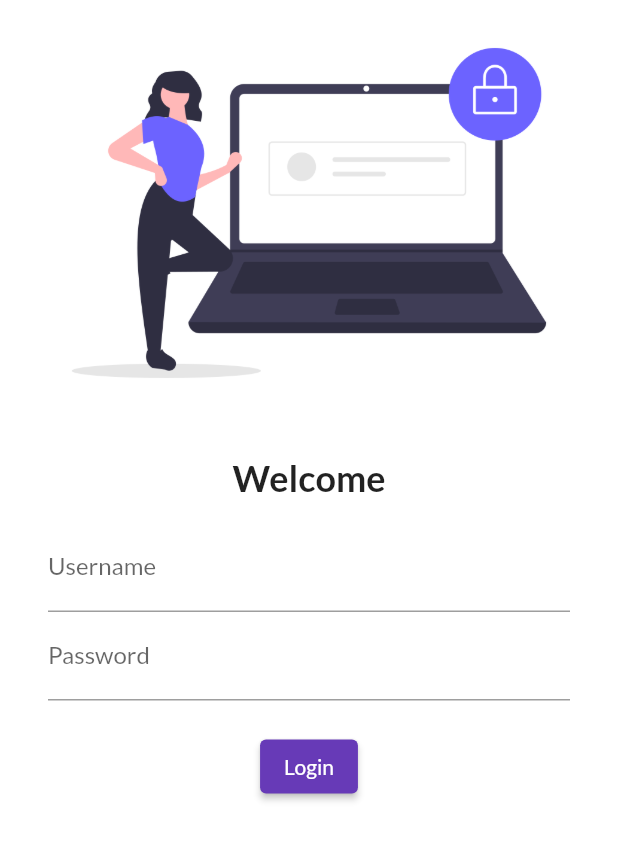
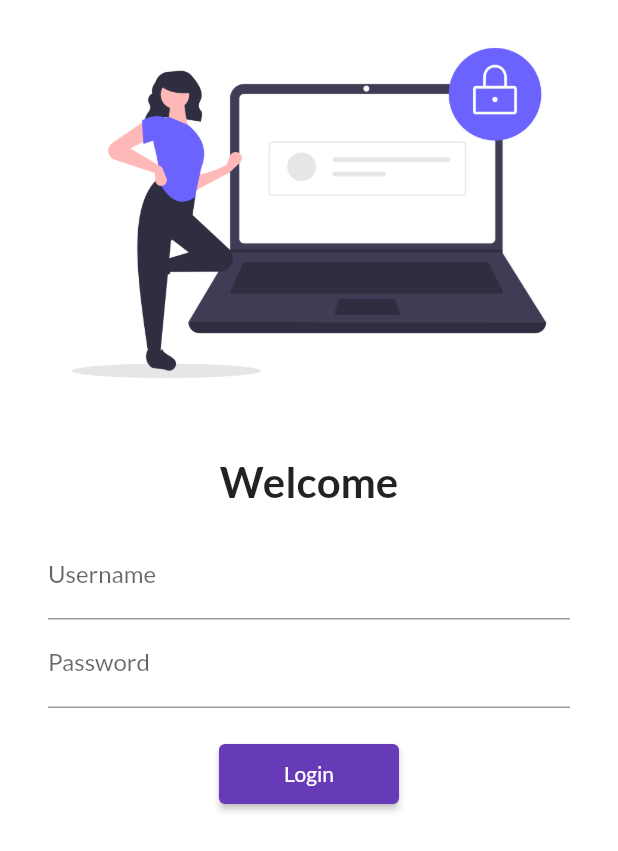
Before and after one commit to sarthakroy988/learnFlutter, a Flutter app: the screen it shows after launch, on a phone screen of 412 x 824 dp. Shown: the top 851 px of the screen. Run offline on Flutter 3.47's test engine with Material 2 defaults, Android fonts, the phone set to English and light mode, and no system bars; our stand-ins replace google_fonts.

```diff
--- a/lib/main.dart
+++ b/lib/main.dart
@@ -2,6 +2,7 @@ import "package:flutter/material.dart";
 import 'package:flutter_catalog/pages/home_page.dart';
 import 'package:flutter_catalog/pages/login_page.dart';
 import 'package:google_fonts/google_fonts.dart';
+import 'package:flutter_catalog/utils/routes.dart';
 
 void main() {
   runApp(const MyApp());
@@ -25,8 +26,8 @@ class MyApp extends StatelessWidget {
       initialRoute: "/",
       routes: {
         "/": (context) => const LoginPage(),
-        "/home": (context) => const HomePage(),
-        "/login": (context) => const LoginPage(),
+        MyRoutes.homeRoute: (context) => const HomePage(),
+        MyRoutes.loginRoute: (context) => const LoginPage(),
       },
     );
   }
--- a/lib/pages/login_page.dart
+++ b/lib/pages/login_page.dart
@@ -1,4 +1,5 @@
 import 'package:flutter/material.dart';
+import 'package:flutter_catalog/utils/routes.dart';
 
 class LoginPage extends StatelessWidget {
   const LoginPage({Key? key}) : super(key: key);
@@ -7,6 +8,7 @@ class LoginPage extends StatelessWidget {
   Widget build(BuildContext context) {
     return Material(
       color: Colors.white,
+      child: SingleChildScrollView(
         child: Column(
           children: [
             Image.asset(
@@ -19,7 +21,7 @@ class LoginPage extends StatelessWidget {
             const Text(
               "Welcome",
               style: TextStyle(
-              fontSize: 24,
+                fontSize: 28,
                 fontWeight: FontWeight.bold,
               ),
             ),
@@ -46,10 +48,13 @@ class LoginPage extends StatelessWidget {
                   ),
                   ElevatedButton(
                     child: const Text("Login"),
-                  style: TextButton.styleFrom(),
+                    style: TextButton.styleFrom(
+                      minimumSize: const Size(120, 40),
+                    ),
                     onPressed: () {
                       // ignore: avoid_print
-                    print("Login clicked");
+                      // print("Login clicked");
+                      Navigator.pushNamed(context, MyRoutes.homeRoute);
                     },
                   )
                 ],
@@ -57,6 +62,7 @@ class LoginPage extends StatelessWidget {
             ),
           ],
         ),
+      ),
     );
   }
 }
--- /dev/null
+++ b/lib/utils/routes.dart
@@ -0,0 +1,4 @@
+class MyRoutes {
+  static String homeRoute = "/home";
+  static String loginRoute = "/login";
+}
```
Lines whose indentation alone changed are shown as unchanged.
